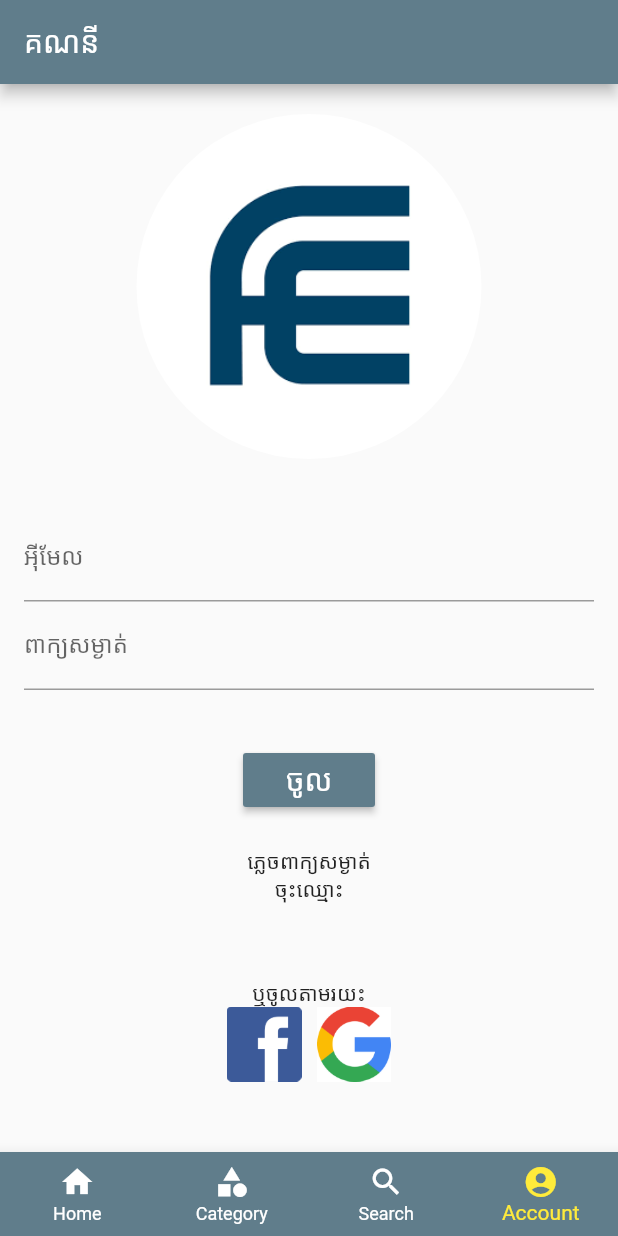
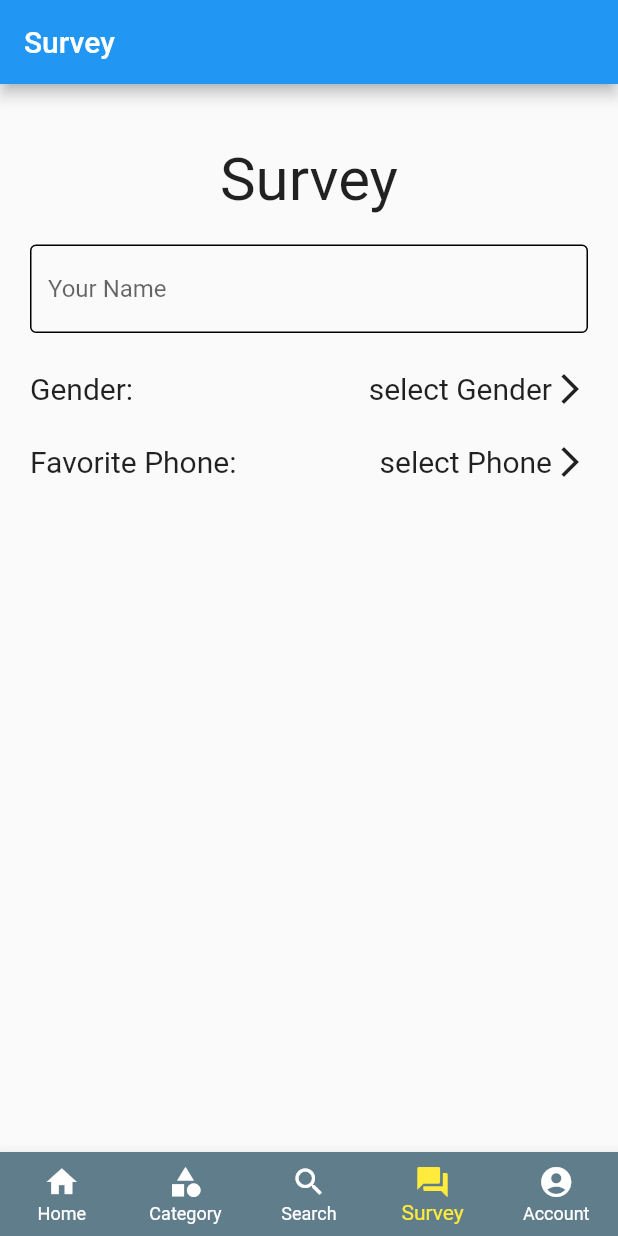
Before and after one commit to MonySOEURN/practise_phone_app, a Flutter app: the screen it shows after launch, item 4 of the bottom bar chosen, on a phone screen of 412 x 824 dp. Run offline on Flutter 3.47's test engine with Material 2 defaults, Android fonts, the phone set to English and light mode, and no system bars; our stand-ins replace carousel_pro, carousel_slider.

Commit message:
[TASK] class practise 4 screen

```diff
--- /dev/null
+++ b/lib/SurveyScreen.dart
@@ -0,0 +1,135 @@
+
+import 'package:flutter/cupertino.dart';
+import 'package:flutter/material.dart';
+import 'package:phone_app/favorite_phone_screen.dart';
+import 'package:phone_app/gender_optionScreen.dart';
+
+class SurveyScreen extends StatefulWidget{
+  @override
+  State<StatefulWidget> createState() {
+    // TODO: implement createState
+    return _State();
+  }
+
+}
+
+class _State extends State<SurveyScreen>{
+
+  var selectGender = 'select Gender';
+  var selectPhone = 'select Phone';
+
+  @override
+  Widget build(BuildContext context) {
+    // TODO: implement build
+    return Scaffold(
+      appBar: AppBar(
+        title: Text('Survey'),
+      ),
+      body: _buildBody(context),
+    );
+  }
+
+  Widget _buildBody(context){
+
+    final surveyTitle = Center(
+      child: Text('Survey',
+        style: TextStyle(
+          fontSize: 40,
+        ),
+      ),
+    );
+
+    final nameBox = TextField(
+      decoration: InputDecoration(
+          enabledBorder: OutlineInputBorder(
+            borderSide: BorderSide(color: Colors.black, width: 1.0),
+          ),
+          hintText: 'Your Name'
+      ),
+    );
+
+    final genderTab = GestureDetector(
+      onTap: (){
+        print('Gender tab clicked');
+        showGenderOption(context, selectGender);
+      },
+      child: Row(
+        children: <Widget>[
+          Text('Gender:',
+              style: TextStyle(
+                fontSize: 20,)
+          ),
+          Spacer(),
+          Text(selectGender,
+              style: TextStyle(
+                fontSize: 20,)),
+          Icon(Icons.arrow_forward_ios)
+        ],
+      ),
+    );
+
+    final favoritephone = GestureDetector(
+      onTap: (){
+        print('favoritephone tab clicked');
+        showFavoritePhone(context, selectPhone);
+      },
+      child: Row(
+        children: <Widget>[
+          Text('Favorite Phone:',
+              style: TextStyle(
+                fontSize: 20,)
+          ),
+          Spacer(),
+          Text(selectPhone,
+              style: TextStyle(
+                fontSize: 20,)),
+          Icon(Icons.arrow_forward_ios)
+        ],
+      ),
+    );
+
+    return Container(
+      margin: EdgeInsets.all(20),
+      child: Column(
+        children: <Widget>[
+          SizedBox(height: 20,),
+          surveyTitle,
+          SizedBox(height: 20,),
+          nameBox,
+          SizedBox(height: 25,),
+          genderTab,
+          SizedBox(height: 25,),
+          favoritephone,
+        ],
+      ),
+    );
+  }
+
+  void showGenderOption(context, selectGender) async {
+    final route = MaterialPageRoute(
+        builder: (context){
+          return GenderOptionScreen(selectGender);
+        }
+    );
+    final gender = await Navigator.of(context).push(route);
+    if(gender != null){
+      this.selectGender = gender;
+      setState(() {});
+    }
+  }
+
+  void showFavoritePhone(context, selectPhone) async {
+
+    final route = MaterialPageRoute(
+        builder: (context){
+          return FavoritePhoneScreen(selectPhone);
+        }
+    );
+    final favoritePhone = await Navigator.of(context).push(route);
+    print(favoritePhone);
+    if(favoritePhone != null){
+      this.selectPhone = favoritePhone;
+      setState(() {});
+    }
+  }
+}
--- a/lib/main_screen.dart
+++ b/lib/main_screen.dart
@@ -1,4 +1,5 @@
 import 'package:flutter/material.dart';
+import 'package:phone_app/SurveyScreen.dart';
 import 'package:phone_app/categories_screen.dart';
 import 'package:phone_app/home_screen.dart';
 import 'package:phone_app/practice_register_screen.dart';
@@ -48,6 +49,10 @@ class _State extends State<MainScreen>{
             title: Text("Search")
         ),
         BottomNavigationBarItem(
+            icon: Icon(Icons.question_answer),
+            title: Text("Survey")
+        ),
+        BottomNavigationBarItem(
             icon: Icon(Icons.account_circle),
             title: Text("Account")
         ),
@@ -76,6 +81,10 @@ class _State extends State<MainScreen>{
         {
           return SearchScreen();
         }
+      case 3:
+        {
+          return SurveyScreen();
+        }
       default:
         {
           return PracticeRegisterScreen();
```
Also changed, not shown: lib/favorite_phone_screen.dart (added, +136 -0 lines), lib/gender_optionScreen.dart (added, +80 -0 lines).
